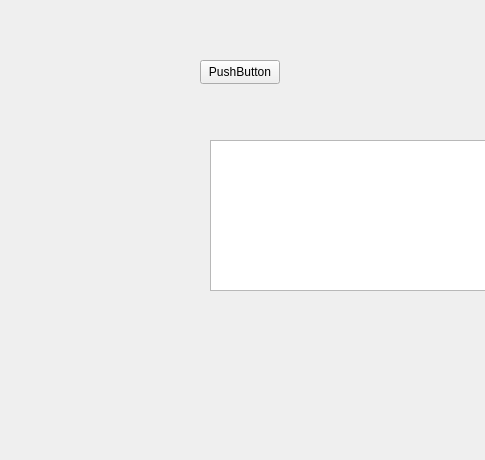
Qt form celestialwindow.ui (QuakeIV/pax-interitus) before a commit; both pictures show x 0 to 485 and y 140 to 600 of the 800 by 600 pixel window.
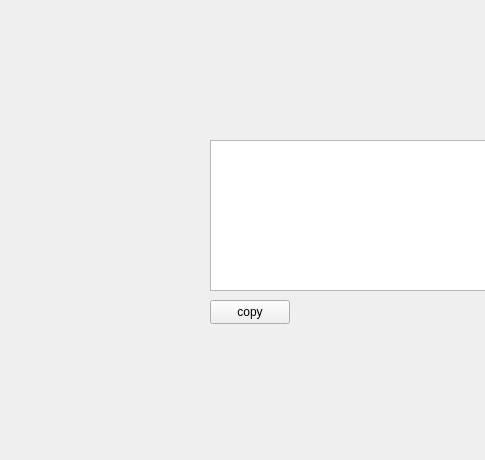
The same form after that commit.

Commit message: airplane posting, can copy text, further fiddling

```diff
--- a/celestialwindow.ui
+++ b/celestialwindow.ui
@@ -17,14 +17,14 @@
    <widget class="QPushButton" name="pushButton">
     <property name="geometry">
      <rect>
-      <x>200</x>
-      <y>200</y>
+      <x>210</x>
+      <y>440</y>
       <width>80</width>
       <height>24</height>
      </rect>
     </property>
     <property name="text">
-     <string>PushButton</string>
+     <string>copy</string>
     </property>
    </widget>
    <widget class="QPlainTextEdit" name="textview">
```
Left out of the diff: 2 changed lines with no effect on the pictures. The commit also changes 2 other files.
